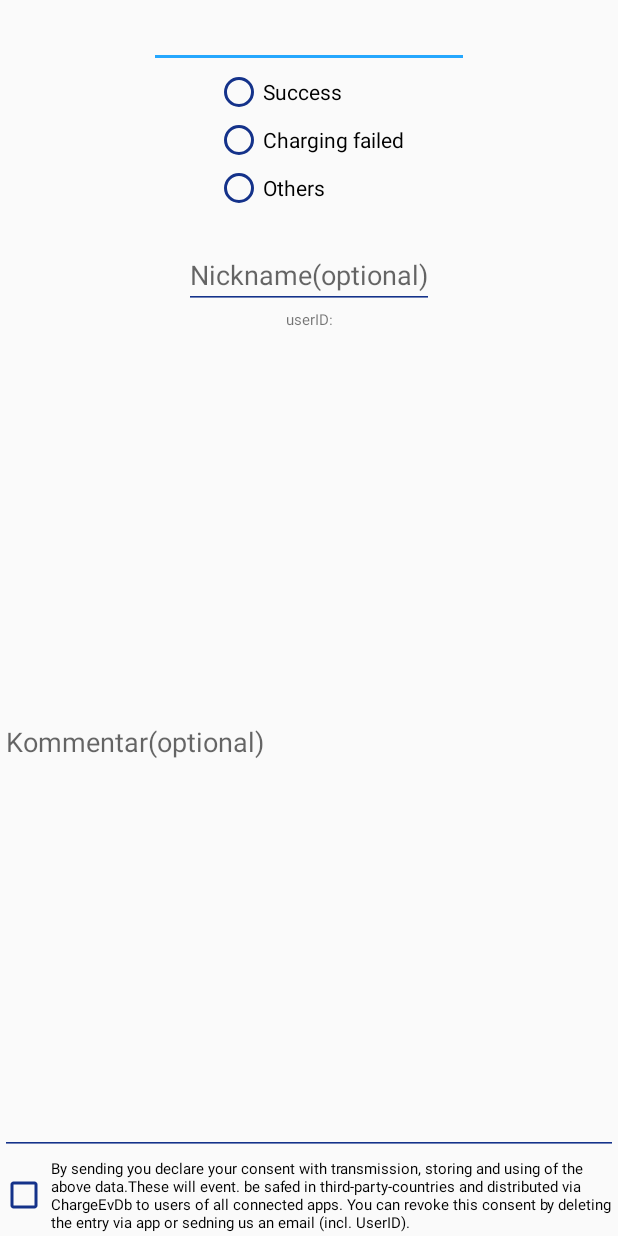
After one commit to felixmartens/Wattfinder, an Android app: the layout dialog_chargeevent.xml on its own in the app's theme, with its tools: preview values and no code run, on a phone screen of 412 x 824 dp. The commit adds this screen. Run offline under Robolectric (Android 15) with nearby library versions, the phone set to English and light mode, and no system bars; network calls fail.

Commit message:
implement views and logic for "Create Chargeevent Dialog"

```diff
--- a/app/src/main/java/de/teammartens/android/wattfinder/worker/LogWorker.java
+++ b/app/src/main/java/de/teammartens/android/wattfinder/worker/LogWorker.java
@@ -24,7 +24,7 @@ import de.teammartens.android.wattfinder.KartenActivity;
 public class LogWorker {
     private static boolean VERBOSE = false;
 
-    public static final boolean DEFAULT_DEBUGGING = true;
+    public static final boolean DEFAULT_DEBUGGING = false;
 
     public static String getlogID() {
         return id;
--- /dev/null
+++ b/app/src/main/res/layout/dialog_chargeevent.xml
@@ -0,0 +1,187 @@
+<?xml version="1.0" encoding="utf-8"?>
+<android.support.constraint.ConstraintLayout xmlns:android="http://schemas.android.com/apk/res/android"
+    xmlns:app="http://schemas.android.com/apk/res-auto"
+    xmlns:tools="http://schemas.android.com/tools"
+    android:layout_width="match_parent"
+    android:layout_height="match_parent"
+    android:animateLayoutChanges="true">
+
+    <RadioGroup
+        android:id="@+id/ce_result_option"
+        android:layout_width="wrap_content"
+        android:layout_height="wrap_content"
+        android:orientation="vertical"
+        app:layout_constraintEnd_toEndOf="parent"
+        app:layout_constraintStart_toStartOf="parent"
+        app:layout_constraintTop_toBottomOf="@+id/ce_result">
+
+    </RadioGroup>
+
+    <EditText
+        android:id="@+id/ce_date"
+        android:layout_width="wrap_content"
+        android:layout_height="wrap_content"
+        android:ems="10"
+        android:inputType="date|time"
+        app:layout_constraintEnd_toEndOf="parent"
+        app:layout_constraintHorizontal_bias="0.5"
+        app:layout_constraintStart_toStartOf="parent"
+        app:layout_constraintTop_toTopOf="parent" />
+
+    <TextView
+        android:id="@+id/ce_result_text"
+        android:layout_width="wrap_content"
+        android:layout_height="wrap_content"
+        android:visibility="gone"
+        app:layout_constraintEnd_toEndOf="parent"
+        app:layout_constraintStart_toStartOf="parent"
+        app:layout_constraintTop_toBottomOf="@+id/ce_date" />
+
+    <TextView
+        android:id="@+id/ce_result_success"
+        android:layout_width="0dp"
+        android:layout_height="wrap_content"
+        android:gravity="center_vertical|center_horizontal"
+        android:paddingBottom="2sp"
+        android:paddingTop="2sp"
+        android:tag="10"
+        android:text="@string/ce_result_success"
+        android:textSize="14sp"
+        android:visibility="gone"
+        app:layout_constraintEnd_toStartOf="@id/ce_result_error"
+        app:layout_constraintHorizontal_weight="1"
+        app:layout_constraintStart_toStartOf="parent"
+        app:layout_constraintTop_toBottomOf="@+id/ce_date" />
+
+    <TextView
+        android:id="@+id/ce_result_error"
+        android:layout_width="wrap_content"
+        android:layout_height="0dp"
+        android:gravity="center_vertical|center_horizontal"
+        android:paddingBottom="2sp"
+        android:paddingTop="2sp"
+        android:tag="100"
+        android:text="@string/ce_result_error"
+        android:textSize="14sp"
+        android:visibility="gone"
+        app:layout_constraintBottom_toBottomOf="@+id/ce_result_success"
+        app:layout_constraintEnd_toStartOf="@id/ce_result_others"
+        app:layout_constraintHorizontal_weight="1"
+        app:layout_constraintStart_toEndOf="@id/ce_result_success"
+        app:layout_constraintTop_toTopOf="@+id/ce_result_success" />
+
+    <TextView
+        android:id="@+id/ce_result_others"
+        android:layout_width="0dp"
+        android:layout_height="wrap_content"
+        android:gravity="center_vertical|center_horizontal"
+        android:paddingBottom="2sp"
+        android:paddingTop="2sp"
+        android:tag="200"
+        android:text="@string/ce_result_others"
+        android:textSize="14sp"
+        android:visibility="gone"
+        app:layout_constraintBottom_toBottomOf="@+id/ce_result_success"
+        app:layout_constraintEnd_toEndOf="parent"
+        app:layout_constraintHorizontal_weight="1"
+        app:layout_constraintStart_toEndOf="@id/ce_result_error"
+        app:layout_constraintTop_toTopOf="@+id/ce_result_success" />
+
+    <RadioGroup
+        android:id="@+id/ce_result"
+        android:layout_width="wrap_content"
+        android:layout_height="wrap_content"
+        android:orientation="vertical"
+        android:visibility="visible"
+        app:layout_constraintEnd_toEndOf="parent"
+        app:layout_constraintStart_toStartOf="parent"
+        app:layout_constraintTop_toBottomOf="@+id/ce_result_text">
+
+        <RadioButton
+            android:id="@+id/radioButton"
+            android:layout_width="wrap_content"
+            android:layout_height="wrap_content"
+            android:layout_weight="1"
+            android:tag="10"
+            android:text="@string/ce_result_success" />
+
+        <RadioButton
+            android:id="@+id/radioButton2"
+            android:layout_width="wrap_content"
+            android:layout_height="wrap_content"
+            android:layout_weight="1"
+            android:tag="100"
+            android:text="@string/ce_result_error" />
+
+        <RadioButton
+            android:id="@+id/radioButton3"
+            android:layout_width="wrap_content"
+            android:layout_height="wrap_content"
+            android:layout_weight="1"
+            android:tag="200"
+            android:text="@string/ce_result_others" />
+    </RadioGroup>
+
+    <TextView
+        android:id="@+id/ce_plug_text"
+        android:layout_width="wrap_content"
+        android:layout_height="wrap_content"
+        android:visibility="visible"
+        app:layout_constraintEnd_toEndOf="parent"
+        app:layout_constraintStart_toStartOf="parent"
+        app:layout_constraintTop_toBottomOf="@+id/ce_result_option" />
+
+    <RadioGroup
+        android:id="@+id/ce_plug"
+        android:layout_width="wrap_content"
+        android:layout_height="wrap_content"
+        app:layout_constraintEnd_toEndOf="parent"
+        app:layout_constraintStart_toStartOf="parent"
+        app:layout_constraintTop_toBottomOf="@+id/ce_plug_text">
+
+    </RadioGroup>
+
+    <AutoCompleteTextView
+        android:id="@+id/ce_nickname"
+        android:layout_width="wrap_content"
+        android:layout_height="wrap_content"
+        android:hint="Nickname(optional)"
+        app:layout_constraintEnd_toEndOf="parent"
+        app:layout_constraintHorizontal_bias="0.5"
+        app:layout_constraintStart_toStartOf="parent"
+        app:layout_constraintTop_toBottomOf="@+id/ce_plug" />
+
+    <MultiAutoCompleteTextView
+        android:id="@+id/ce_comment"
+        android:layout_width="0dp"
+        android:layout_height="0dp"
+        android:hint="Kommentar(optional)"
+        android:visibility="visible"
+        app:layout_constraintBottom_toTopOf="@id/checkBox"
+        app:layout_constraintEnd_toEndOf="parent"
+        app:layout_constraintStart_toStartOf="parent"
+        app:layout_constraintTop_toBottomOf="@+id/ce_userid" />
+
+    <CheckBox
+        android:id="@+id/checkBox"
+        android:layout_width="wrap_content"
+        android:layout_height="wrap_content"
+        android:padding="2dp"
+        android:text="@string/ce_privacy"
+        android:textSize="10sp"
+        app:layout_constraintBottom_toBottomOf="parent"
+        app:layout_constraintEnd_toEndOf="parent"
+        app:layout_constraintStart_toStartOf="parent"
+        app:layout_constraintTop_toBottomOf="@+id/ce_comment" />
+
+    <TextView
+        android:id="@+id/ce_userid"
+        android:layout_width="wrap_content"
+        android:layout_height="wrap_content"
+        android:text="userID:"
+        android:textSize="10sp"
+        app:layout_constraintEnd_toEndOf="parent"
+        app:layout_constraintStart_toStartOf="parent"
+        app:layout_constraintTop_toBottomOf="@+id/ce_nickname" />
+
+</android.support.constraint.ConstraintLayout>
--- a/app/src/main/res/layout/fragment_infoview.xml
+++ b/app/src/main/res/layout/fragment_infoview.xml
@@ -58,6 +58,12 @@
             android:layout_height="wrap_content"
             android:text=""
             android:textAppearance="?android:attr/textAppearanceSmall" />
+
+        <Button
+            android:id="@+id/create_chargeevent"
+            android:layout_width="match_parent"
+            android:layout_height="wrap_content"
+            android:text="@string/icreate_chargeev" />
 
         <android.support.v7.widget.CardView
             android:id="@+id/icard_fault"
--- a/app/src/main/res/layout/layout_chargeevent.xml
+++ b/app/src/main/res/layout/layout_chargeevent.xml
@@ -68,4 +68,10 @@
             android:gravity="left"
             android:maxWidth="300dp" />
     </LinearLayout>
+
+    <View
+        android:id="@+id/divider"
+        android:layout_width="match_parent"
+        android:layout_height="1dp"
+        android:background="?android:attr/listDivider" />
 </LinearLayout>
--- a/app/src/main/res/values/strings.xml
+++ b/app/src/main/res/values/strings.xml
@@ -119,6 +119,11 @@
     <string name="devents_title">Chargeevents / CheckIns</string>
     <string name="next">Next</string>
     <string name="privacy_consent">I agree</string>
+    <string name="icreate_chargeev">write chargerecord</string>
+    <string name="ce_result_title">Type:</string>
+    <string name="ce_result_success">Success</string>
+    <string name="ce_result_error">Charging failed</string>
+    <string name="ce_result_others">Others</string>
 
 
 </resources>
```
Also changed, not shown: app/src/main/java/de/teammartens/android/wattfinder/KartenActivity.java (+29 -1 lines), app/src/main/java/de/teammartens/android/wattfinder/fragments/ChargeeventDialog.java (added, +270 -0 lines), app/src/main/java/de/teammartens/android/wattfinder/fragments/MiniInfoFragment.java (+9 -0 lines), app/src/main/java/de/teammartens/android/wattfinder/fragments/SmartFilterFragment.java (+4 -11 lines), app/src/main/java/de/teammartens/android/wattfinder/model/ChargeEvent.java (+39 -5 lines), app/src/main/java/de/teammartens/android/wattfinder/worker/Utils.java (+34 -2 lines), app/src/main/res/values/chargeevent_strings.xml (added, +59 -0 lines), 4 other files.
